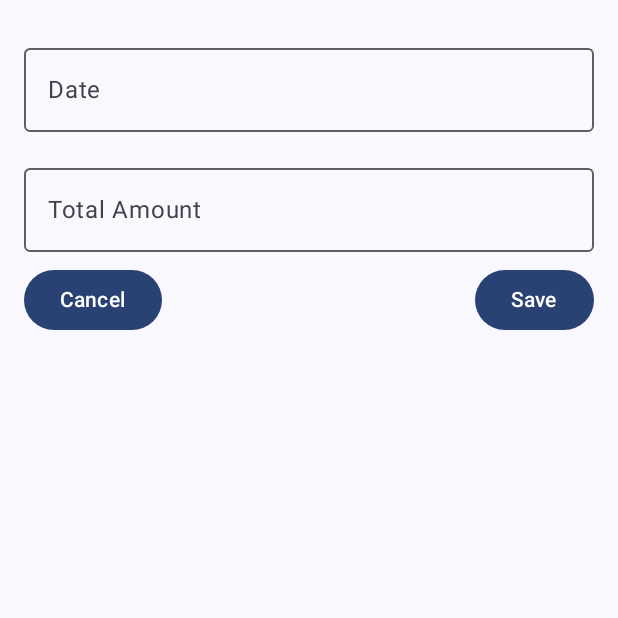
After one commit to Luskofusko/EkonomicScannerApp, an Android app built with Jetpack Compose: the EditReceiptScreen screen opened through its navigation route, on a phone screen of 412 x 824 dp, the top half of it. The commit adds this screen. Run offline under Robolectric (Android 15) with nearby library versions, the phone set to English and light mode, and no system bars; our stand-ins replace Dagger/Hilt's generated code; libraries missing offline, so code that uses them is left out: androidx.camera.lifecycle.

Commit message:
- Add new screen to update data - add navcontroller to host new screen - create generic dialog

```diff
--- /dev/null
+++ b/presentation/src/main/java/com/example/presentation/composable/EditReceiptScreen.kt
@@ -0,0 +1,60 @@
+package com.example.presentation.composable
+
+import androidx.compose.foundation.layout.Arrangement
+import androidx.compose.foundation.layout.Column
+import androidx.compose.foundation.layout.Row
+import androidx.compose.foundation.layout.fillMaxSize
+import androidx.compose.foundation.layout.fillMaxWidth
+import androidx.compose.foundation.layout.padding
+import androidx.compose.material3.Button
+import androidx.compose.material3.OutlinedTextField
+import androidx.compose.material3.Text
+import androidx.compose.runtime.Composable
+import androidx.compose.ui.Modifier
+import androidx.compose.ui.unit.dp
+
+@Composable
+fun EditReceiptScreen(
+    onSave: (String, Double) -> Unit,
+    onCancel: () -> Unit
+) {
+    var editedDate = ""
+    var editedAmount = ""
+
+    Column(modifier = Modifier
+        .fillMaxSize()
+        .padding(16.dp)) {
+
+        OutlinedTextField(
+            value = editedDate,
+            onValueChange = { editedDate = it },
+            label = { Text("Date") },
+            modifier = Modifier.fillMaxWidth().padding(vertical = 8.dp)
+        )
+
+        OutlinedTextField(
+            value = editedAmount,
+            onValueChange = { editedAmount = it },
+            label = { Text("Total Amount") },
+            modifier = Modifier.fillMaxWidth().padding(vertical = 8.dp),
+            singleLine = true
+        )
+
+        Row(horizontalArrangement = Arrangement.SpaceBetween, modifier = Modifier.fillMaxWidth()) {
+            Button(onClick = onCancel) {
+                Text("Cancel")
+            }
+
+            Button(onClick = {
+                val amount = editedAmount.toDoubleOrNull()
+                if (amount != null) {
+                    onSave(editedDate, amount)
+                }
+            }) {
+                Text("Save")
+            }
+
+
+        }
+    }
+}
--- a/presentation/src/main/java/com/example/presentation/navigation/EkonomicNavHost.kt
+++ b/presentation/src/main/java/com/example/presentation/navigation/EkonomicNavHost.kt
@@ -2,10 +2,12 @@ package com.example.presentation.navigation
 
 import android.os.Handler
 import android.os.Looper
+import android.util.Log
 import androidx.compose.foundation.layout.fillMaxSize
 import androidx.compose.foundation.layout.padding
 import androidx.compose.material3.Scaffold
 import androidx.compose.runtime.Composable
+import androidx.compose.runtime.collectAsState
 import androidx.compose.ui.Modifier
 import androidx.hilt.navigation.compose.hiltViewModel
 import androidx.navigation.NavHostController
@@ -13,6 +15,7 @@ import androidx.navigation.compose.NavHost
 import androidx.navigation.compose.composable
 import com.example.domain.model.Receipt
 import com.example.presentation.composable.CameraScreen
+import com.example.presentation.composable.EditReceiptScreen
 import com.example.presentation.composable.MainComposable
 import com.example.presentation.composable.ReceiptListScreen
 import com.example.presentation.utils.DateUtils
@@ -48,6 +51,26 @@ fun EkonomicNavHost(navHostController: NavHostController, onCaptureClick: () ->
                     onBack = { navHostController.popBackStack() }
                 )
             }
+            composable("editReceiptScreen") {
+                val receiptState = receiptViewModel.editableReceipt.collectAsState()
+
+                val receipt = receiptState.value
+
+                Log.d("NavHost", "Editable Receipt: $receipt")
+
+                EditReceiptScreen(
+                    onSave = { newDate, newAmount ->
+                        receiptViewModel.updateReceipt(
+                            newDate, newAmount
+                        )
+                        navHostController.popBackStack()
+                    },
+                    onCancel = {
+                        navHostController.popBackStack()
+                    }
+                )
+
+            }
         }
     }
 }
```
Also changed, not shown: presentation/src/main/java/com/example/presentation/composable/ConfirmDialog.kt (added, +39 -0 lines), presentation/src/main/java/com/example/presentation/composable/MainComposable.kt (+6 -1 lines), presentation/src/main/java/com/example/presentation/composable/ReceiptItem.kt (+41 -32 lines), presentation/src/main/java/com/example/presentation/viewmodel/ReceiptViewModel.kt (+19 -0 lines).
